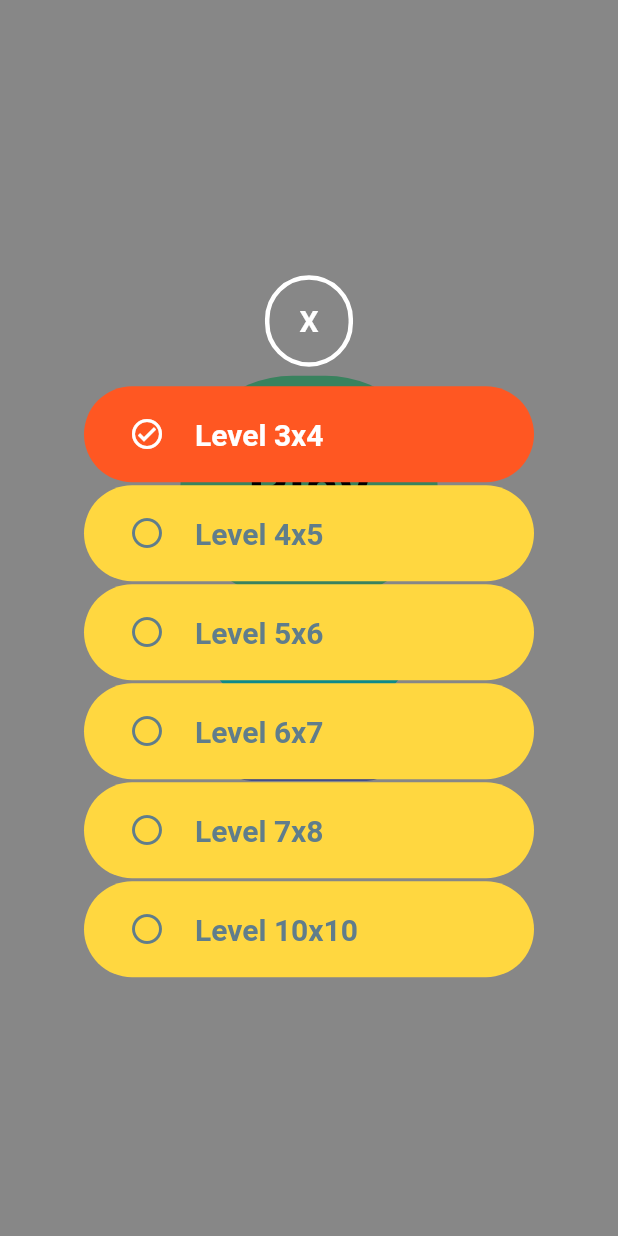
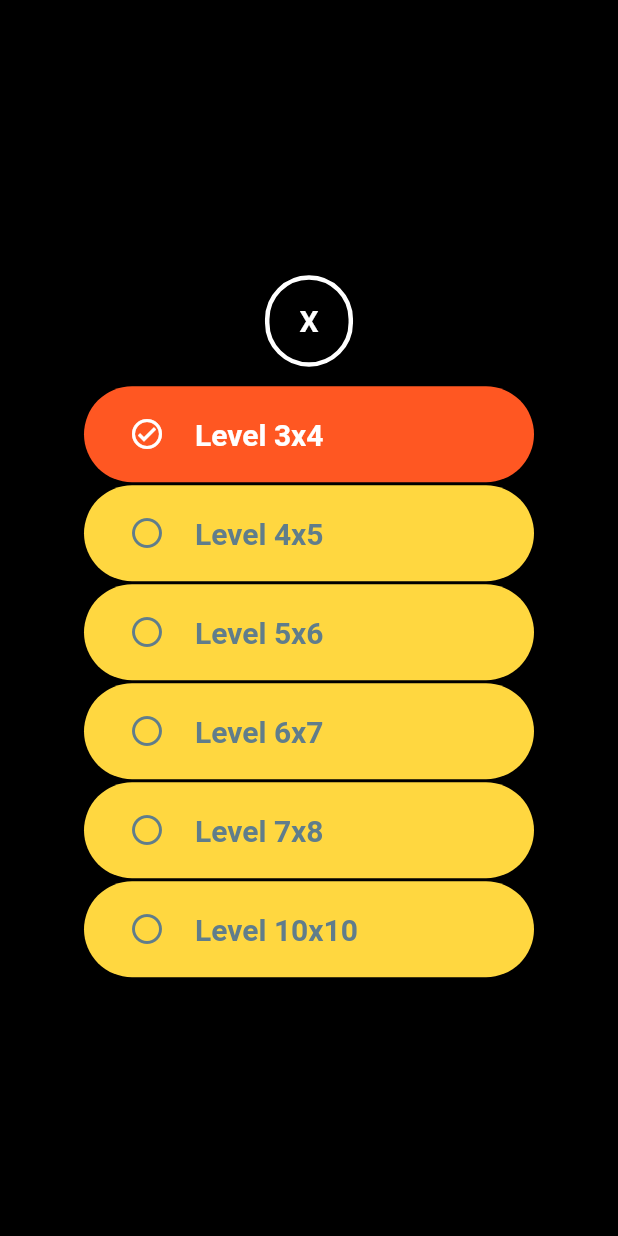
Before and after one commit to PhiLongDo/flipgame-flutter, a Flutter app: the screen it shows after launch, after a tap on "Levels", on a phone screen of 412 x 824 dp. Run offline on Flutter 3.47's test engine with Material 2 defaults, Android fonts, the light colour scheme and no system bars; drawn by our look-alikes of flutter_smart_dialog; our stand-ins replace google_mobile_ads, shared_preferences; network calls fail.

Commit message:
update lib

```diff
--- a/lib/ad_helper.dart
+++ b/lib/ad_helper.dart
@@ -3,8 +3,7 @@ import 'dart:io';
 class AdHelper {
   static String get nativeAdUnitId {
     if (Platform.isAndroid) {
-      // return 'ca-app-pub-3940256099942544/2247696110'; // test unit
-      return "ca-app-pub-5199311768438403/7451340682";
+      return "ca-app-pub-1639646276807467/6807191129";
     } else {
       throw new UnsupportedError("Unsupported platform");
     }
--- a/lib/main.dart
+++ b/lib/main.dart
@@ -67,15 +67,17 @@ class _MyHomePageState extends State<MyHomePage> {
 
   void _showSetting(Widget child) {
     SmartDialog.show(
-      alignmentTemp: Alignment.center,
-      clickBgDismissTemp: false,
-      maskColorTemp: Colors.black,
-      widget: child,
+      alignment: Alignment.center,
+      clickMaskDismiss: false,
+      maskColor: Colors.black,
+      builder: (BuildContext context) {
+        return child;
+      },
     );
   }
 
   Future<bool> _onWillPop() async {
-    if (SmartDialog.instance.config.isExist) {
+    if (SmartDialog.config.isExist) {
       SmartDialog.dismiss();
       return false;
     }
@@ -138,7 +140,6 @@ class _MyHomePageState extends State<MyHomePage> {
         onAdFailedToLoad: (ad, error) {
           // Releases an ad resource when it fails to load
           ad.dispose();
-          print('Ad load failed (code=${error.code} message=${error.message})');
         },
       ),
     );
```
Also changed, not shown: lib/game_play/game_play_main_screen.dart (+13 -10 lines), lib/game_play/time_counter.dart (+12 -10 lines), pubspec.yaml (+4 -4 lines), pubspec.lock, 3 other files.
